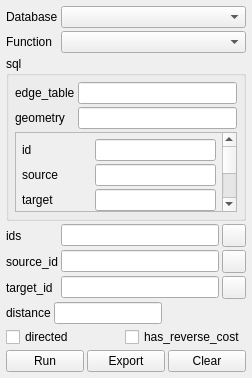
Above: ui_pgRoutingLayer.ui from anitagraser/pgRoutingLayer before the change. Below: the same form after it.
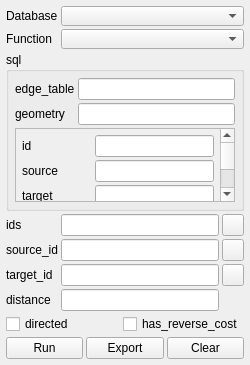
That is the form after the change. Icons and pictures are not drawn.

```diff
--- a/ui_pgRoutingLayer.ui
+++ b/ui_pgRoutingLayer.ui
@@ -6,8 +6,8 @@
    <rect>
     <x>0</x>
     <y>0</y>
-    <width>230</width>
-    <height>378</height>
+    <width>250</width>
+    <height>365</height>
    </rect>
   </property>
   <property name="windowTitle">
@@ -59,6 +59,12 @@
           <height>0</height>
          </size>
         </property>
+        <property name="maximumSize">
+         <size>
+          <width>16777215</width>
+          <height>20</height>
+         </size>
+        </property>
         <property name="locale">
          <locale language="English" country="UnitedStates"/>
         </property>
@@ -88,39 +94,15 @@
           <verstretch>0</verstretch>
          </sizepolicy>
         </property>
+        <property name="maximumSize">
+         <size>
+          <width>16777215</width>
+          <height>20</height>
+         </size>
+        </property>
         <property name="currentIndex">
          <number>-1</number>
         </property>
-        <item>
-         <property name="text">
-          <string>shortest_path</string>
-         </property>
-        </item>
-        <item>
-         <property name="text">
-          <string>shortest_path_astar</string>
-         </property>
-        </item>
-        <item>
-         <property name="text">
-          <string>shortest_path_shooting_star</string>
-         </property>
-        </item>
-        <item>
-         <property name="text">
-          <string>driving_distance</string>
-         </property>
-        </item>
-        <item>
-         <property name="text">
-          <string>alphashape</string>
-         </property>
-        </item>
-        <item>
-         <property name="text">
-          <string>tsp</string>
-         </property>
-        </item>
        </widget>
       </item>
      </layout>
@@ -196,11 +178,17 @@
        <item>
         <widget class="QScrollArea" name="scrollAreaColumns">
          <property name="sizePolicy">
-          <sizepolicy hsizetype="Expanding" vsizetype="Maximum">
+          <sizepolicy hsizetype="Preferred" vsizetype="Minimum">
            <horstretch>0</horstretch>
            <verstretch>0</verstretch>
           </sizepolicy>
          </property>
+         <property name="minimumSize">
+          <size>
+           <width>0</width>
+           <height>60</height>
+          </size>
+         </property>
          <property name="widgetResizable">
           <bool>true</bool>
          </property>
@@ -212,7 +200,7 @@
            <rect>
             <x>0</x>
             <y>0</y>
-            <width>185</width>
+            <width>205</width>
             <height>264</height>
            </rect>
           </property>
@@ -398,7 +386,7 @@
      </widget>
     </item>
     <item>
-     <layout class="QGridLayout" name="gridLayoutIds">
+     <layout class="QGridLayout" name="gridLayoutArguments">
       <property name="spacing">
        <number>3</number>
       </property>
@@ -444,12 +432,24 @@
       </item>
       <item row="1" column="2">
        <widget class="QToolButton" name="buttonSelectSourceId">
+        <property name="sizePolicy">
+         <sizepolicy hsizetype="Preferred" vsizetype="Preferred">
+          <horstretch>0</horstretch>
+          <verstretch>0</verstretch>
+         </sizepolicy>
+        </property>
+        <property name="maximumSize">
+         <size>
+          <width>22</width>
+          <height>22</height>
+         </size>
+        </property>
         <property name="text">
          <string/>
         </property>
         <property name="icon">
          <iconset>
-          <normaloff>add.png</normaloff>add.png</iconset>
+          <normaloff>icons/add.png</normaloff>icons/add.png</iconset>
         </property>
         <property name="checkable">
          <bool>true</bool>
@@ -458,12 +458,24 @@
       </item>
       <item row="2" column="2">
        <widget class="QToolButton" name="buttonSelectTargetId">
+        <property name="sizePolicy">
+         <sizepolicy hsizetype="Preferred" vsizetype="Preferred">
+          <horstretch>0</horstretch>
+          <verstretch>0</verstretch>
+         </sizepolicy>
+        </property>
+        <property name="maximumSize">
+         <size>
+          <width>22</width>
+          <height>22</height>
+         </size>
+        </property>
         <property name="text">
          <string/>
         </property>
         <property name="icon">
          <iconset>
-          <normaloff>add.png</normaloff>add.png</iconset>
+          <normaloff>icons/add.png</normaloff>icons/add.png</iconset>
         </property>
         <property name="checkable">
          <bool>true</bool>
@@ -483,83 +495,91 @@
       <item row="0" column="2">
        <widget class="QToolButton" name="buttonSelectIds">
         <property name="sizePolicy">
-         <sizepolicy hsizetype="Fixed" vsizetype="Fixed">
+         <sizepolicy hsizetype="Preferred" vsizetype="Preferred">
           <horstretch>0</horstretch>
           <verstretch>0</verstretch>
          </sizepolicy>
         </property>
+        <property name="maximumSize">
+         <size>
+          <width>22</width>
+          <height>22</height>
+         </size>
+        </property>
         <property name="text">
          <string/>
         </property>
         <property name="icon">
          <iconset>
-          <normaloff>add.png</normaloff>add.png</iconset>
+          <normaloff>icons/add.png</normaloff>icons/add.png</iconset>
         </property>
         <property name="checkable">
          <bool>true</bool>
         </property>
+        <property name="toolButtonStyle">
+         <enum>Qt::ToolButtonIconOnly</enum>
+        </property>
        </widget>
       </item>
-     </layout>
-    </item>
-    <item>
-     <layout class="QHBoxLayout" name="horizontalLayoutOption">
-      <property name="spacing">
-       <number>3</number>
-      </property>
-      <property name="sizeConstraint">
-       <enum>QLayout::SetDefaultConstraint</enum>
-      </property>
-      <item>
+      <item row="3" column="1">
+       <widget class="QLineEdit" name="lineEditDistance">
+        <property name="maximumSize">
+         <size>
+          <width>16777215</width>
+          <height>16777215</height>
+         </size>
+        </property>
+       </widget>
+      </item>
+      <item row="4" column="0" colspan="3">
+       <layout class="QHBoxLayout" name="horizontalLayoutOption2">
+        <property name="spacing">
+         <number>3</number>
+        </property>
+        <property name="sizeConstraint">
+         <enum>QLayout::SetMaximumSize</enum>
+        </property>
+        <item>
+         <widget class="QCheckBox" name="checkBoxDirected">
+          <property name="maximumSize">
+           <size>
+            <width>16777215</width>
+            <height>16777215</height>
+           </size>
+          </property>
+          <property name="toolTip">
+           <string>tick if the graph is directed</string>
+          </property>
+          <property name="text">
+           <string>directed</string>
+          </property>
+         </widget>
+        </item>
+        <item>
+         <widget class="QCheckBox" name="checkBoxHasReverseCost">
+          <property name="maximumSize">
+           <size>
+            <width>16777215</width>
+            <height>16777215</height>
+           </size>
+          </property>
+          <property name="toolTip">
+           <string>if ticked, reverse cost will be used for the cost of the traversal of the edge in the opposite direction</string>
+          </property>
+          <property name="text">
+           <string>has_reverse_cost</string>
+          </property>
+         </widget>
+        </item>
+       </layout>
+      </item>
+      <item row="3" column="0">
        <widget class="QLabel" name="labelDistance">
         <property name="text">
          <string>distance</string>
         </property>
        </widget>
       </item>
-      <item>
-       <widget class="QLineEdit" name="lineEditDistance"/>
-      </item>
-      <item>
-       <spacer name="horizontalSpacer">
-        <property name="orientation">
-         <enum>Qt::Horizontal</enum>
-        </property>
-        <property name="sizeHint" stdset="0">
-         <size>
-          <width>40</width>
-          <height>20</height>
-         </size>
-        </property>
-       </spacer>
-      </item>
-     </layout>
-    </item>
-    <item>
-     <layout class="QHBoxLayout" name="horizontalLayoutOption1">
-      <property name="spacing">
-       <number>3</number>
-      </property>
-      <item>
-       <widget class="QCheckBox" name="checkBoxDirected">
-        <property name="toolTip">
-         <string>tick if the graph is directed</string>
-        </property>
-        <property name="text">
-         <string>directed</string>
-        </property>
-       </widget>
-      </item>
-      <item>
-       <widget class="QCheckBox" name="checkBoxHasReverseCost">
-        <property name="toolTip">
-         <string>if ticked, reverse cost will be used for the cost of the traversal of the edge in the opposite direction</string>
-        </property>
-        <property name="text">
-         <string>has_reverse_cost</string>
-        </property>
-       </widget>
-      </item>
      </layout>
     </item>
     <item>
```
Left out of the diff: 2 changed lines with no effect on the pictures.
